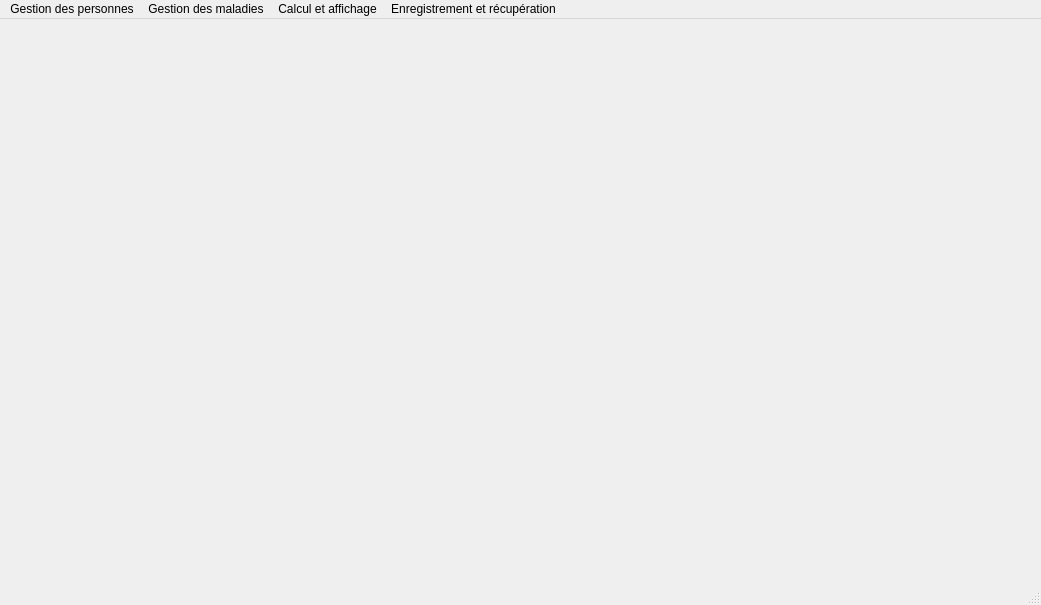
Above: GUI.ui from Mindblownserver/mini-project before the change. Below: the same form after it.
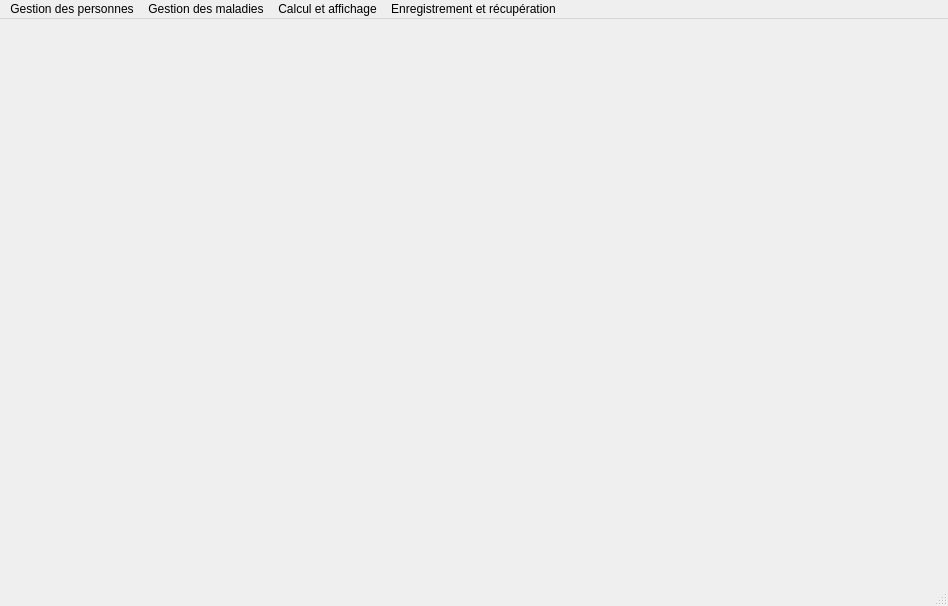
That is the form after the change. Icons and pictures are not drawn.

Patch:
```diff
--- a/GUI.ui
+++ b/GUI.ui
@@ -6,8 +6,8 @@
    <rect>
     <x>0</x>
     <y>0</y>
-    <width>1041</width>
-    <height>605</height>
+    <width>948</width>
+    <height>606</height>
    </rect>
   </property>
   <property name="windowTitle">
@@ -23,7 +23,7 @@
     <rect>
      <x>0</x>
      <y>0</y>
-     <width>1041</width>
+     <width>948</width>
      <height>22</height>
     </rect>
    </property>
```
Left out of the diff: 5 changed lines with no effect on the pictures.
